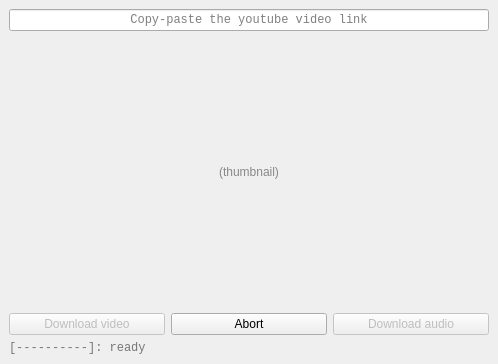
This is tubic/qt_wrap/ui/main_window.ui in sentenzo/tubic as Qt 5 draws it before an edit. The edited form follows.
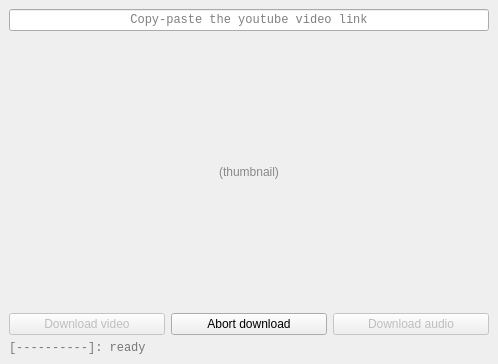
This is the edited form.

Patch:
```diff
--- a/tubic/qt_wrap/ui/main_window.ui
+++ b/tubic/qt_wrap/ui/main_window.ui
@@ -106,7 +106,7 @@
          <number>1</number>
         </property>
         <property name="text">
-         <string>Abort</string>
+         <string>Abort download</string>
         </property>
        </widget>
       </item>
```
